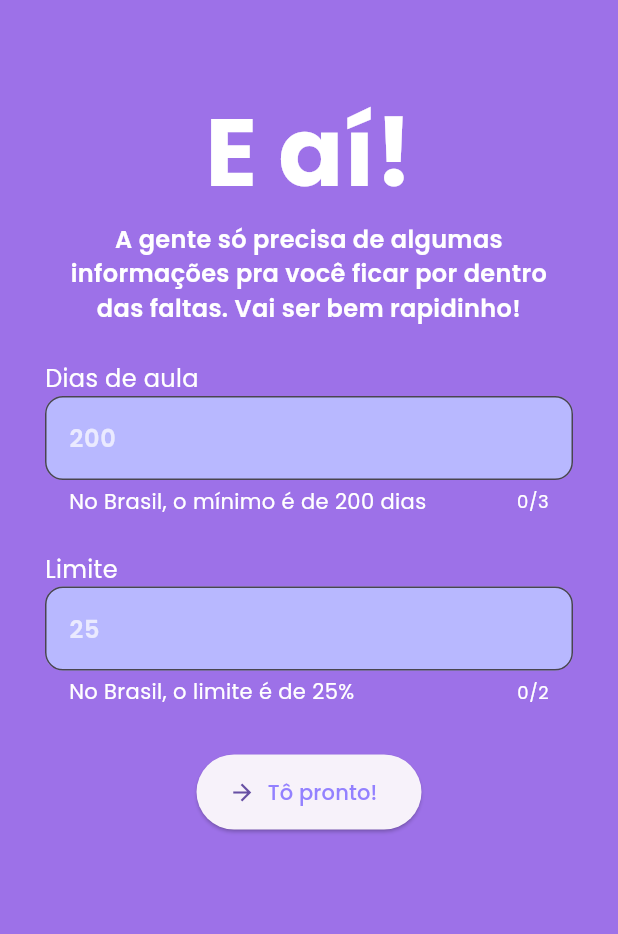
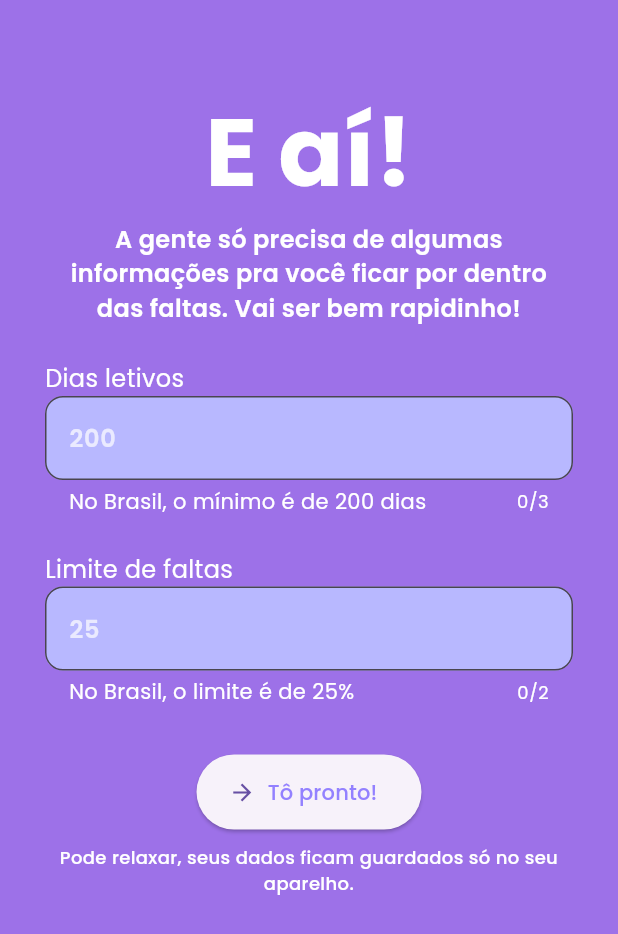
Before and after one commit to om1cael/Falty, a Flutter app: the screen it shows after launch, on a phone screen of 412 x 824 dp. Shown: the top 934 px of the screen. Run offline on Flutter 3.47's test engine with Material 3 defaults, Android fonts, the phone set to English and light mode, and no system bars.

Commit message:
feat(setup page): update labels for input fields and enhance button layout

```diff
--- a/lib/controllers/setup_page_controller.dart
+++ b/lib/controllers/setup_page_controller.dart
@@ -14,6 +14,10 @@ class SetupPageController {
     return true;
   }
 
+  bool save() {
+    return false;
+  }
+
   void dispose() {
     daysController.dispose();
     limitController.dispose();
--- a/lib/pages/setup_page.dart
+++ b/lib/pages/setup_page.dart
@@ -50,7 +50,7 @@ class _SetupPageState extends State<SetupPage> {
                 ),
                 SizedBox(height: 24,),
                 NumberInputField(
-                  label: 'Dias de aula',
+                  label: 'Dias letivos',
                   hint: '200',
                   helper: 'No Brasil, o mínimo é de 200 dias',
                   suffix: 'dias',
@@ -59,7 +59,7 @@ class _SetupPageState extends State<SetupPage> {
                 ),
                 SizedBox(height: 24,),
                 NumberInputField(
-                  label: 'Limite',
+                  label: 'Limite de faltas',
                   hint: '25',
                   helper: 'No Brasil, o limite é de 25%',
                   suffix: '%',
@@ -67,6 +67,9 @@ class _SetupPageState extends State<SetupPage> {
                   controller: setupPageController.limitController,
                 ),
                 SizedBox(height: 32,),
+                Column(
+                  spacing: 10,
+                  children: [
                     ElevatedButton.icon(
                       onPressed: () {
                         if(setupPageController.validate()) {
@@ -87,7 +90,18 @@ class _SetupPageState extends State<SetupPage> {
                         ),
                       ),
                       icon: Icon(Icons.arrow_forward),
-                )
+                    ),
+                    Text(
+                      'Pode relaxar, seus dados ficam guardados só no seu aparelho.',
+                      style: TextStyle(
+                        color: Colors.white,
+                        fontWeight: FontWeight.w500,
+                        fontSize: 12,
+                      ),
+                      textAlign: TextAlign.center,
+                    ),
+                  ],
+                ),
               ],
             ),
           ),
```
Lines whose indentation alone changed are shown as unchanged.
